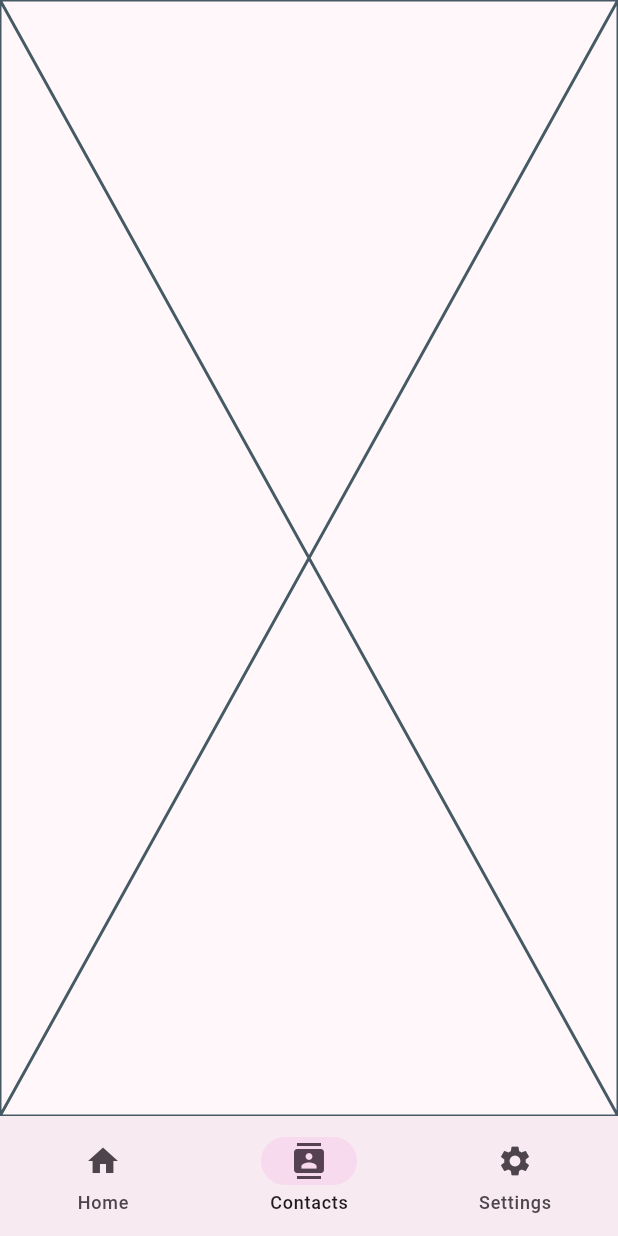
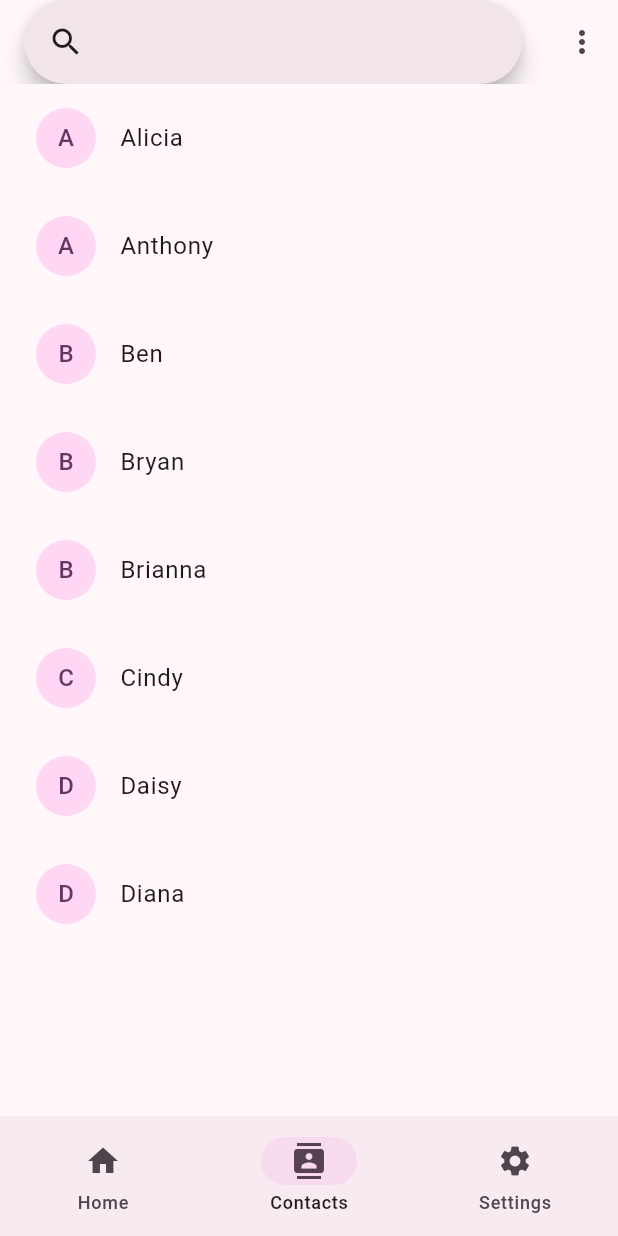
Before and after one commit to pratyush-1327/chat_app, a Flutter app: the screen it shows after launch, item 2 of the bottom bar chosen, on a phone screen of 412 x 824 dp. Run offline on Flutter 3.47's test engine with Material 3 defaults, Android fonts, the phone set to English and light mode, and no system bars; our stand-ins replace cloud_firestore, firebase_auth, firebase_core, flutter_riverpod, fluttertoast, google_fonts and 1 more; missing offline and left inert: firebase_app_check; accounts and stored records are empty; generated files the repository leaves out were written again.

Commit message:
contacts screen updated

```diff
--- a/lib/screens/chat_screen.dart
+++ b/lib/screens/chat_screen.dart
@@ -6,6 +6,7 @@ import 'package:cloud_firestore/cloud_firestore.dart';
 import 'package:firebase_auth/firebase_auth.dart';
 import 'package:flutter/material.dart';
 import 'package:flutter_riverpod/flutter_riverpod.dart';
+import 'package:responsive_sizer/responsive_sizer.dart';
 
 import '../features/chat/widgets/message_bubble.dart';
 
@@ -73,7 +74,7 @@ class _ChatScreenState extends ConsumerState<ChatScreen> {
                         ? const Icon(Icons.person)
                         : null,
                   ),
-                  SizedBox(width: 10),
+                  SizedBox(width: 2.w), // Changed from 10
                   Text(
                     receiver!.name,
                     style: TextStyle(
@@ -92,7 +93,8 @@ class _ChatScreenState extends ConsumerState<ChatScreen> {
           ),
           Container(
             color: Theme.of(context).colorScheme.surfaceContainerLowest,
-            padding: EdgeInsets.symmetric(vertical: 8, horizontal: 20),
+            padding: EdgeInsets.symmetric(
+                vertical: 1.h, horizontal: 5.w), // Changed from 8, 20
             child: Row(
               children: [
                 Expanded(
--- a/lib/screens/contacts_screen.dart
+++ b/lib/screens/contacts_screen.dart
@@ -1,10 +1,79 @@
 import 'package:flutter/material.dart';
 
-class ContactsScreen extends StatelessWidget {
-  const ContactsScreen({super.key});
+class ContactsScreen extends StatefulWidget {
+  const ContactsScreen({Key? key}) : super(key: key);
+
+  @override
+  State<ContactsScreen> createState() => _ContactsScreenState();
+}
+
+class _ContactsScreenState extends State<ContactsScreen> {
+  String _searchString = '';
+  final SearchController searchController = SearchController();
 
   @override
   Widget build(BuildContext context) {
-    return const Placeholder();
+    return Scaffold(
+      appBar: AppBar(
+        title: SearchAnchor.bar(
+          searchController: searchController,
+          onChanged: (String value) {
+            setState(() {
+              _searchString = value;
+            });
+          },
+          suggestionsBuilder:
+              (BuildContext context, SearchController controller) {
+            return contacts
+                .where((element) => element.name
+                    .toLowerCase()
+                    .contains(controller.text.toLowerCase()))
+                .map<Widget>((contact) => ListTile(
+                      title: Text(contact.name),
+                    ))
+                .toList();
+          },
+        ),
+        actions: [
+          IconButton(
+            icon: const Icon(Icons.more_vert),
+            onPressed: () {},
+          ),
+        ],
+      ),
+      body: ListView.builder(
+        itemCount: contacts.length,
+        itemBuilder: (context, index) {
+          final contact = contacts[index];
+          return Padding(
+            padding: const EdgeInsets.all(8.0),
+            child: ListTile(
+              leading: CircleAvatar(
+                child: Text(contact.name[0]),
+              ),
+              title: Text(contact.name),
+            ),
+          );
+        },
+      ),
+    );
   }
 }
+
+class Contact {
+  final String name;
+  final String avatarUrl;
+
+  Contact({required this.name, required this.avatarUrl});
+}
+
+final List<Contact> contacts = [
+  Contact(name: 'Alicia', avatarUrl: ''),
+  Contact(name: 'Anthony', avatarUrl: ''),
+  Contact(name: 'Ben', avatarUrl: ''),
+  Contact(name: 'Bryan', avatarUrl: ''),
+  Contact(name: 'Brianna', avatarUrl: ''),
+  Contact(name: 'Cindy', avatarUrl: ''),
+  Contact(name: 'Daisy', avatarUrl: ''),
+  Contact(name: 'Diana', avatarUrl: ''),
+];
--- a/lib/screens/home_screen.dart
+++ b/lib/screens/home_screen.dart
@@ -7,6 +7,7 @@ import 'package:flutter/material.dart';
 import 'package:flutter_riverpod/flutter_riverpod.dart';
 import 'package:firebase_auth/firebase_auth.dart';
 import 'package:cloud_firestore/cloud_firestore.dart';
+import 'package:responsive_sizer/responsive_sizer.dart';
 
 import 'search_screen.dart';
 
@@ -62,10 +63,11 @@ class HomeScreen extends ConsumerWidget {
             filled: true,
             fillColor: Theme.of(context).colorScheme.surfaceContainerHighest,
             border: OutlineInputBorder(
-              borderRadius: BorderRadius.circular(30),
+              borderRadius: BorderRadius.circular(8.w), // Changed from 30
               borderSide: BorderSide.none,
             ),
-            contentPadding: EdgeInsets.symmetric(horizontal: 16),
+            contentPadding:
+                EdgeInsets.symmetric(horizontal: 4.w), // Changed from 16
           ),
           style: TextStyle(color: Theme.of(context).colorScheme.onSurface),
         ),
--- a/lib/screens/search_screen.dart
+++ b/lib/screens/search_screen.dart
@@ -4,6 +4,7 @@ import 'package:FlutChat/screens/chat_screen.dart';
 import 'package:flutter/material.dart';
 import 'package:flutter_riverpod/flutter_riverpod.dart';
 import 'package:cloud_firestore/cloud_firestore.dart';
+import 'package:responsive_sizer/responsive_sizer.dart';
 
 final searchProvider = StateProvider<String>((ref) => '');
 
@@ -26,7 +27,7 @@ class SearchScreen extends ConsumerWidget {
     return Scaffold(
       appBar: AppBar(title: const Text("Search Users")),
       body: Padding(
-        padding: const EdgeInsets.all(16.0),
+        padding: EdgeInsets.all(2.h), // Changed from 16.0
         child: Column(
           children: [
             TextField(
@@ -37,7 +38,7 @@ class SearchScreen extends ConsumerWidget {
                 suffixIcon: const Icon(Icons.search),
               ),
             ),
-            const SizedBox(height: 16),
+            SizedBox(height: 2.h), // Changed from 16
             Expanded(
               child: searchResults.when(
                 data: (users) => users.isEmpty
--- a/lib/screens/widgets/user_tile.dart
+++ b/lib/screens/widgets/user_tile.dart
@@ -1,6 +1,7 @@
 import 'package:FlutChat/features/chat/repositories/chat_provider.dart';
 import 'package:flutter/material.dart';
 import 'package:flutter_riverpod/flutter_riverpod.dart';
+import 'package:responsive_sizer/responsive_sizer.dart';
 // import '../../features/chat/repositories/chat_repository.dart';
 
 class UserTile extends ConsumerWidget {
@@ -23,7 +24,7 @@ class UserTile extends ConsumerWidget {
 
     return ListTile(
       leading: CircleAvatar(
-        radius: 25,
+        radius: 6.w, // Changed from 25
         backgroundImage: NetworkImage(imageUrl),
       ),
       title: Text(name),
```
Also changed, not shown: lib/features/auth/presentation/signup_screen.dart (+4 -3 lines), lib/screens/widgets/chat_tile.dart (+15 -5 lines), lib/screens/widgets/logfield.dart (+7 -6 lines).
